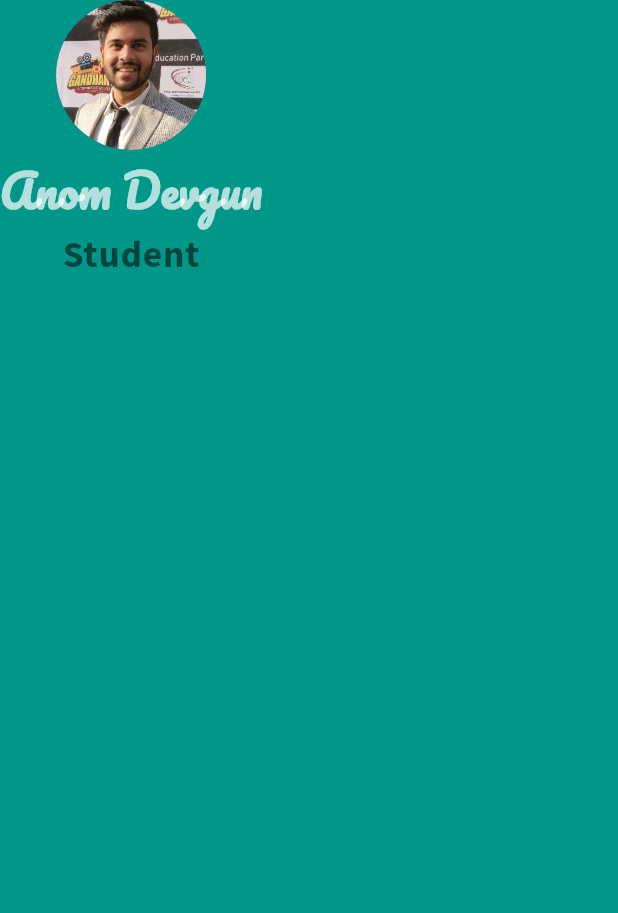
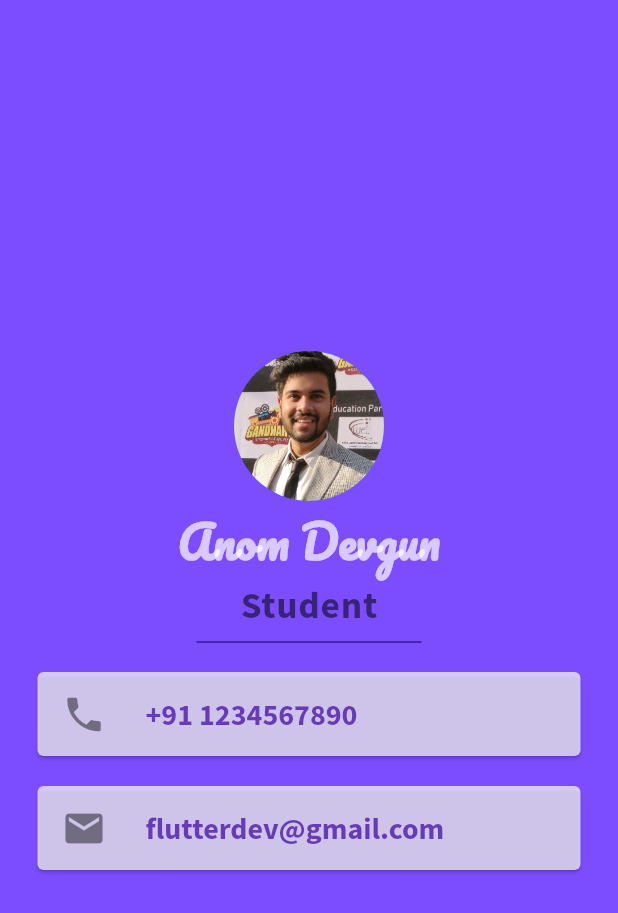
Before and after one commit to AnomDevgun/AppDev, a Flutter app: the screen it shows after launch, on a phone screen of 412 x 824 dp. Shown: the top 913 px of the screen. Run offline on Flutter 3.47's test engine with Material 2 defaults, Android fonts, the phone set to English and light mode, and no system bars.

Commit message:
mi-card app done

```diff
--- a/mi_card_flutter-master/lib/main.dart
+++ b/mi_card_flutter-master/lib/main.dart
@@ -10,9 +10,10 @@ class myapp extends StatelessWidget {
   Widget build(BuildContext context) {
     return MaterialApp(
       home: Scaffold(
-        backgroundColor: Colors.teal,
+        backgroundColor: Colors.deepPurpleAccent,
         body: SafeArea(
           child: Column(
+            mainAxisAlignment: MainAxisAlignment.center,
             children: <Widget>[
               CircleAvatar(
                 radius: 50.0,
@@ -35,6 +36,48 @@ class myapp extends StatelessWidget {
                   letterSpacing: 0.5,
                 ),
               ),
+              SizedBox(
+                height: 20.0,
+                width: 150.0,
+                child: Divider(
+                  color: Colors.deepPurple[900],
+                  thickness: 1.0,
+                ),
+              ),
+              Card(
+                color: Colors.white70,
+                margin: EdgeInsets.symmetric(vertical: 10, horizontal: 25),
+                child: ListTile(
+                  leading: Icon(
+                    Icons.phone,
+                    size: 30.0,
+                  ),
+                  title: Text(
+                    '+91 1234567890',
+                    style: TextStyle(
+                        fontSize: 20.0,
+                        fontFamily: 'SansPro',
+                        color: Colors.deepPurple[500]),
+                  ),
+                ),
+              ),
+              Card(
+                color: Colors.white70,
+                margin: EdgeInsets.symmetric(vertical: 10, horizontal: 25),
+                child: ListTile(
+                  leading: Icon(
+                    Icons.email,
+                    size: 30.0,
+                  ),
+                  title: Text(
+                    'flutterdev@gmail.com',
+                    style: TextStyle(
+                        fontSize: 20.0,
+                        fontFamily: 'SansPro',
+                        color: Colors.deepPurple[500]),
+                  ),
+                ),
+              ),
             ],
           ),
         ),
```
Also changed, not shown: mi_card_flutter-master/workingbuild.JPG (added).
